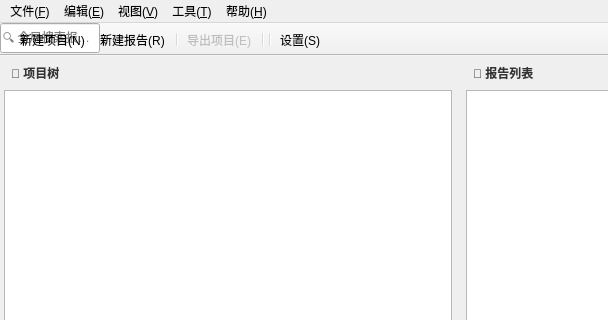
First picture: the form in src/ui/MainWindow.ui, repository gong1-1989/ExperimentReportTool, before the edit; both pictures show x 0 to 608 and y 0 to 320 of the 1200 by 800 pixel window.
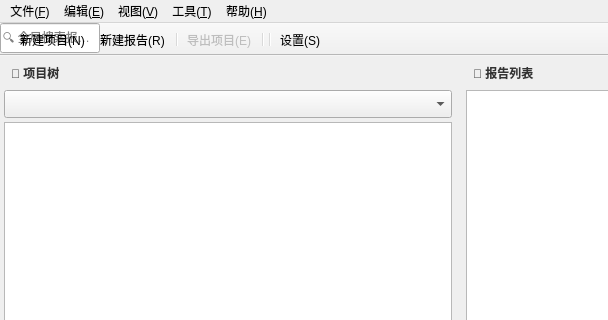
Second picture: the form after the edit. Custom widgets are drawn as their Qt base class.

Patch:
```diff
--- a/src/ui/MainWindow.ui
+++ b/src/ui/MainWindow.ui
@@ -65,6 +65,19 @@
           </property>
          </widget>
         </item>
+        <item>
+         <widget class="QComboBox" name="m_projectFilterCombo">
+          <property name="toolTip">
+           <string>筛选显示谁的项目</string>
+          </property>
+          <property name="minimumSize">
+           <size>
+            <width>0</width>
+            <height>28</height>
+           </size>
+          </property>
+         </widget>
+        </item>
         <item>
          <widget class="ProjectTreeWidget" name="m_projectTree">
           <property name="headerHidden">
```
